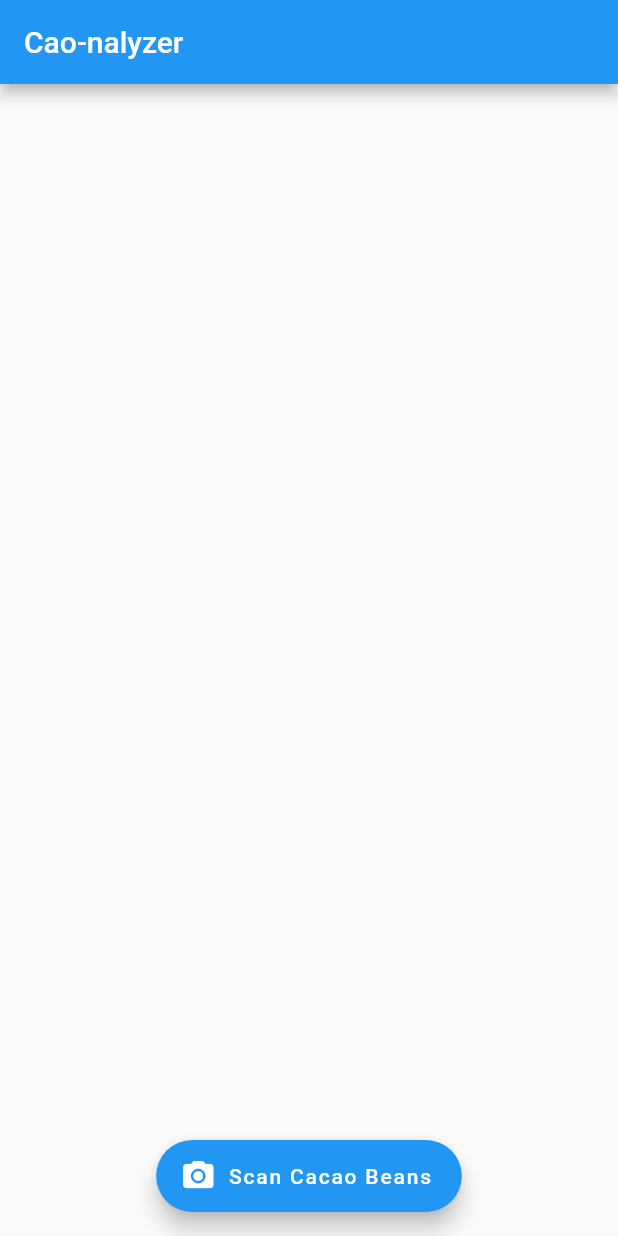
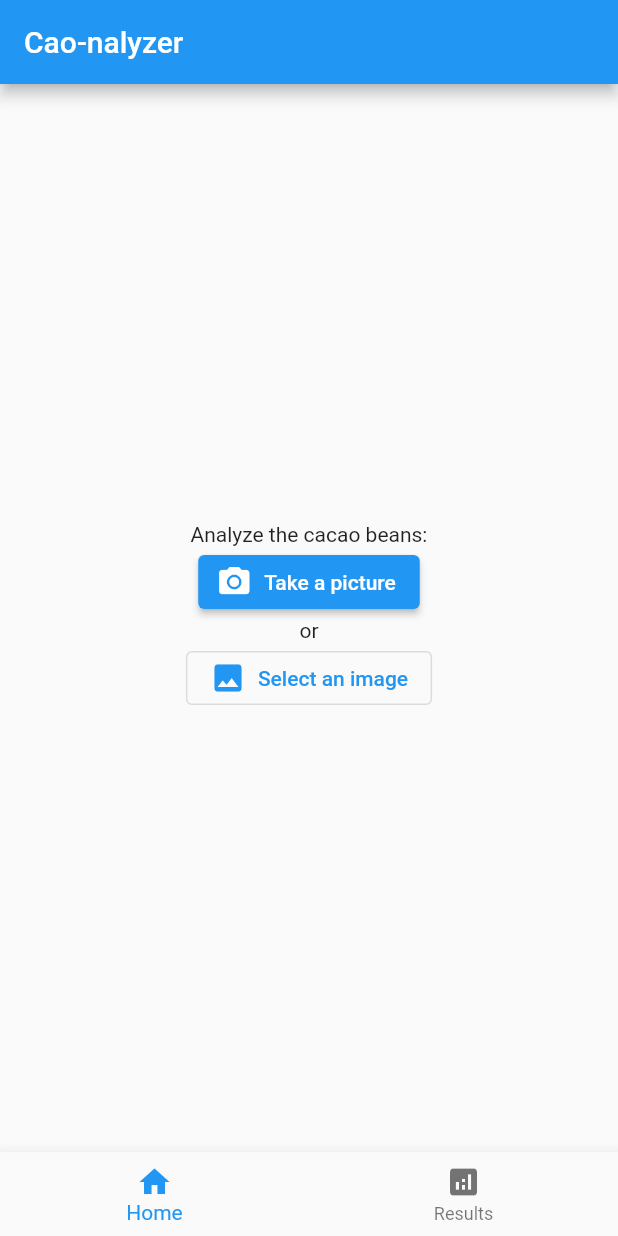
Before and after one commit to jedymatt/cao_nalyzer, a Flutter app: the screen it shows after launch, on a phone screen of 412 x 824 dp. Run offline on Flutter 3.47's test engine with Material 2 defaults, Android fonts, the phone set to English and light mode, and no system bars; our stand-ins replace camera, image_picker.

Commit message:
Update home_screen

```diff
--- a/lib/screens/home_screen.dart
+++ b/lib/screens/home_screen.dart
@@ -1,6 +1,7 @@
 import 'package:camera/camera.dart';
 import 'package:cao_nalyzer/screens/take_picture_screen.dart';
 import 'package:flutter/material.dart';
+import 'package:image_picker/image_picker.dart';
 
 class HomeScreen extends StatefulWidget {
   const HomeScreen({super.key, required this.title});
@@ -12,31 +13,101 @@ class HomeScreen extends StatefulWidget {
 }
 
 class _HomeScreenState extends State<HomeScreen> {
+  int _selectedIndex = 0;
+  // method to change Navigation bar index
+  void _onItemTapped(int index) {
+    setState(() {
+      _selectedIndex = index;
+    });
+  }
+
+  final views = [
+    const HomeView(),
+    const ResultsView(),
+  ];
+
   @override
   Widget build(BuildContext context) {
     return Scaffold(
       appBar: AppBar(
         title: Text(widget.title),
       ),
-      floatingActionButton: FloatingActionButton.extended(
+      body: views[_selectedIndex],
+      floatingActionButtonLocation: FloatingActionButtonLocation.centerFloat,
+      bottomNavigationBar: BottomNavigationBar(
+        onTap: _onItemTapped,
+        currentIndex: _selectedIndex,
+        items: const [
+          BottomNavigationBarItem(
+            label: 'Home',
+            icon: Icon(Icons.home),
+          ),
+          BottomNavigationBarItem(
+            icon: Icon(Icons.analytics),
+            label: 'Results',
+          ),
+        ],
+      ),
+    );
+  }
+}
+
+class HomeView extends StatefulWidget {
+  const HomeView({super.key});
+
+  @override
+  State<HomeView> createState() => _HomeViewState();
+}
+
+class _HomeViewState extends State<HomeView> {
+  final ImagePicker _picker = ImagePicker();
+
+  @override
+  Widget build(BuildContext context) {
+    return Center(
+      child: Column(
+        mainAxisAlignment: MainAxisAlignment.center,
+        children: [
+          const Text("Analyze the cacao beans:"),
+          ElevatedButton.icon(
+            icon: const Icon(Icons.camera_alt),
             onPressed: () async {
               final cameras = await availableCameras();
               final firstCamera = cameras.first;
 
               if (!mounted) return;
 
-          await Navigator.of(context).push(
+              Navigator.push(
+                context,
                 MaterialPageRoute(
-              builder: (context) => TakePictureScreen(camera: firstCamera),
+                  builder: (context) => TakePictureScreen(
+                    camera: firstCamera,
+                  ),
                 ),
               );
             },
-        isExtended: true,
-        label: const Text('Scan Cacao Beans'),
-        icon: const Icon(Icons.camera_alt),
-        tooltip: 'Scan Cacao Beans',
+            label: const Text("Take a picture"),
           ),
-      floatingActionButtonLocation: FloatingActionButtonLocation.centerFloat,
+          const Text('or'),
+          OutlinedButton.icon(
+            icon: const Icon(Icons.image),
+            onPressed: () async {
+              final XFile? pickedImage =
+                  await _picker.pickImage(source: ImageSource.gallery);
+            },
+            label: const Text('Select an image'),
+          ),
+        ],
+      ),
     );
   }
 }
+
+class ResultsView extends StatelessWidget {
+  const ResultsView({super.key});
+
+  @override
+  Widget build(BuildContext context) {
+    return Container();
+  }
+}
```
Lines whose indentation alone changed are shown as unchanged.
